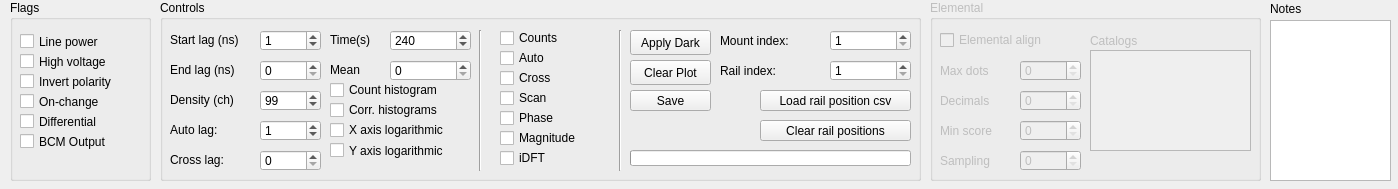
Old version of the form line.ui in the repository ahp-electronics/xc-gui.
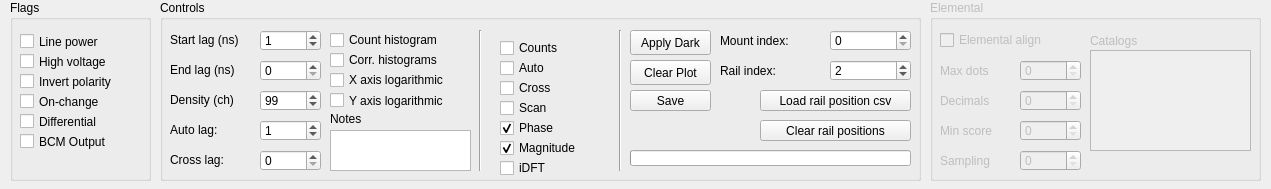
New version of the form.

The edit to the form file:
```diff
--- a/line.ui
+++ b/line.ui
@@ -6,7 +6,7 @@
    <rect>
     <x>0</x>
     <y>0</y>
-    <width>1398</width>
+    <width>1271</width>
     <height>189</height>
    </rect>
   </property>
@@ -104,29 +104,6 @@
     </property>
    </widget>
   </widget>
-  <widget class="QPlainTextEdit" name="Notes">
-   <property name="geometry">
-    <rect>
-     <x>1270</x>
-     <y>20</y>
-     <width>121</width>
-     <height>161</height>
-    </rect>
-   </property>
-  </widget>
-  <widget class="QLabel" name="label">
-   <property name="geometry">
-    <rect>
-     <x>1270</x>
-     <y>0</y>
-     <width>67</width>
-     <height>17</height>
-    </rect>
-   </property>
-   <property name="text">
-    <string>Notes</string>
-   </property>
-  </widget>
   <widget class="QGroupBox" name="Elemental">
    <property name="enabled">
     <bool>false</bool>
@@ -319,19 +296,6 @@
    <property name="title">
     <string>Controls</string>
    </property>
-   <widget class="QCheckBox" name="Counts">
-    <property name="geometry">
-     <rect>
-      <x>340</x>
-      <y>30</y>
-      <width>111</width>
-      <height>16</height>
-     </rect>
-    </property>
-    <property name="text">
-     <string>Counts</string>
-    </property>
-   </widget>
    <widget class="QCheckBox" name="Autocorrelations">
     <property name="enabled">
      <bool>true</bool>
@@ -339,7 +303,7 @@
     <property name="geometry">
      <rect>
       <x>340</x>
-      <y>50</y>
+      <y>60</y>
       <width>111</width>
       <height>16</height>
      </rect>
@@ -404,7 +368,7 @@
     <property name="geometry">
      <rect>
       <x>340</x>
-      <y>70</y>
+      <y>80</y>
       <width>111</width>
       <height>16</height>
      </rect>
@@ -514,7 +478,7 @@
     <property name="geometry">
      <rect>
       <x>340</x>
-      <y>90</y>
+      <y>100</y>
       <width>111</width>
       <height>16</height>
      </rect>
@@ -527,7 +491,7 @@
     <property name="geometry">
      <rect>
       <x>340</x>
-      <y>150</y>
+      <y>160</y>
       <width>111</width>
       <height>16</height>
      </rect>
@@ -627,7 +591,7 @@
      </rect>
     </property>
     <property name="minimum">
-     <number>1</number>
+     <number>0</number>
     </property>
     <property name="maximum">
      <number>256</number>
@@ -643,11 +607,14 @@
      </rect>
     </property>
     <property name="minimum">
-     <number>1</number>
+     <number>0</number>
     </property>
     <property name="maximum">
      <number>256</number>
     </property>
+    <property name="value">
+     <number>2</number>
+    </property>
    </widget>
    <widget class="QPushButton" name="Save">
     <property name="geometry">
@@ -662,41 +629,6 @@
      <string>Save</string>
     </property>
    </widget>
-   <widget class="QSpinBox" name="Duration">
-    <property name="geometry">
-     <rect>
-      <x>230</x>
-      <y>30</y>
-      <width>81</width>
-      <height>21</height>
-     </rect>
-    </property>
-    <property name="minimum">
-     <number>1</number>
-    </property>
-    <property name="maximum">
-     <number>86400</number>
-    </property>
-    <property name="singleStep">
-     <number>1</number>
-    </property>
-    <property name="value">
-     <number>240</number>
-    </property>
-   </widget>
-   <widget class="QLabel" name="label_21">
-    <property name="geometry">
-     <rect>
-      <x>170</x>
-      <y>30</y>
-      <width>61</width>
-      <height>20</height>
-     </rect>
-    </property>
-    <property name="text">
-     <string>Time(s)</string>
-    </property>
-   </widget>
    <widget class="QCheckBox" name="RadixX">
     <property name="enabled">
      <bool>true</bool>
@@ -704,7 +636,7 @@
     <property name="geometry">
      <rect>
       <x>170</x>
-      <y>120</y>
+      <y>70</y>
       <width>141</width>
       <height>20</height>
      </rect>
@@ -720,7 +652,7 @@
     <property name="geometry">
      <rect>
       <x>170</x>
-      <y>140</y>
+      <y>90</y>
       <width>141</width>
       <height>21</height>
      </rect>
@@ -755,41 +687,6 @@
      <string>Clear rail positions</string>
     </property>
    </widget>
-   <widget class="QSpinBox" name="MinValue">
-    <property name="geometry">
-     <rect>
-      <x>230</x>
-      <y>60</y>
-      <width>81</width>
-      <height>21</height>
-     </rect>
-    </property>
-    <property name="minimum">
-     <number>0</number>
-    </property>
-    <property name="maximum">
-     <number>1000</number>
-    </property>
-    <property name="singleStep">
-     <number>1</number>
-    </property>
-    <property name="value">
-     <number>0</number>
-    </property>
-   </widget>
-   <widget class="QLabel" name="label_22">
-    <property name="geometry">
-     <rect>
-      <x>170</x>
-      <y>60</y>
-      <width>51</width>
-      <height>20</height>
-     </rect>
-    </property>
-    <property name="text">
-     <string>Mean</string>
-    </property>
-   </widget>
    <widget class="QCheckBox" name="counter_histogram">
     <property name="enabled">
      <bool>true</bool>
@@ -797,7 +694,7 @@
     <property name="geometry">
      <rect>
       <x>170</x>
-      <y>80</y>
+      <y>30</y>
       <width>141</width>
       <height>20</height>
      </rect>
@@ -813,7 +710,7 @@
     <property name="geometry">
      <rect>
       <x>170</x>
-      <y>100</y>
+      <y>50</y>
       <width>141</width>
       <height>20</height>
      </rect>
@@ -826,7 +723,7 @@
     <property name="geometry">
      <rect>
       <x>340</x>
-      <y>110</y>
+      <y>120</y>
       <width>111</width>
       <height>16</height>
      </rect>
@@ -834,18 +731,63 @@
     <property name="text">
      <string>Phase</string>
     </property>
+    <property name="checked">
+     <bool>true</bool>
+    </property>
    </widget>
    <widget class="QCheckBox" name="show_magnitude">
     <property name="geometry">
      <rect>
       <x>340</x>
-      <y>130</y>
+      <y>140</y>
       <width>111</width>
       <height>16</height>
      </rect>
     </property>
     <property name="text">
      <string>Magnitude</string>
+    </property>
+    <property name="checked">
+     <bool>true</bool>
+    </property>
+   </widget>
+   <widget class="QCheckBox" name="Counts">
+    <property name="enabled">
+     <bool>true</bool>
+    </property>
+    <property name="geometry">
+     <rect>
+      <x>340</x>
+      <y>40</y>
+      <width>111</width>
+      <height>16</height>
+     </rect>
+    </property>
+    <property name="text">
+     <string>Counts</string>
+    </property>
+   </widget>
+   <widget class="QPlainTextEdit" name="Notes">
+    <property name="geometry">
+     <rect>
+      <x>170</x>
+      <y>130</y>
+      <width>141</width>
+      <height>41</height>
+     </rect>
+    </property>
+   </widget>
+   <widget class="QLabel" name="label">
+    <property name="geometry">
+     <rect>
+      <x>170</x>
+      <y>110</y>
+      <width>67</width>
+      <height>17</height>
+     </rect>
+    </property>
+    <property name="text">
+     <string>Notes</string>
     </property>
    </widget>
   </widget>
```
